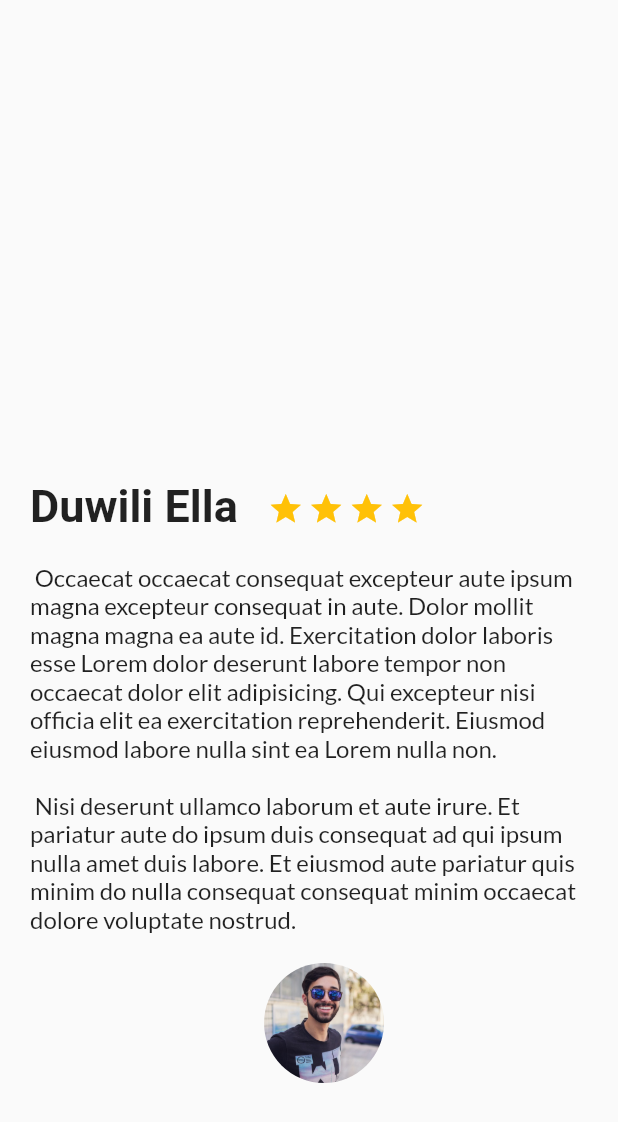
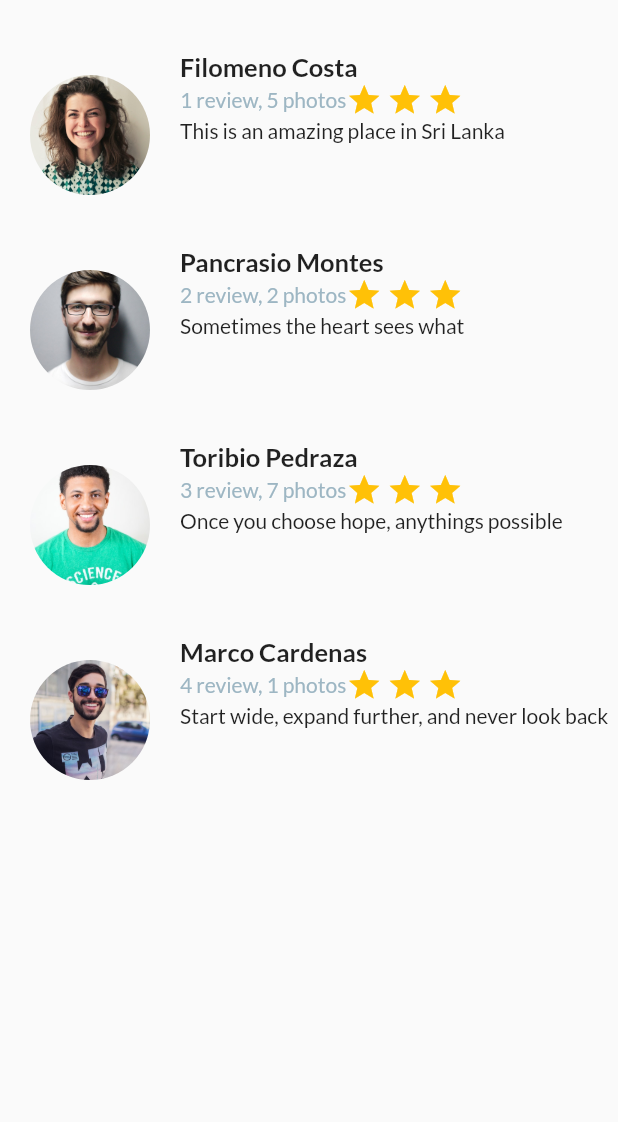
Before and after one commit to Vishue1892/appstar, a Flutter app: the screen it shows after launch, on a phone screen of 412 x 824 dp. Shown: the top 1122 px of the screen. Run offline on Flutter 3.47's test engine with Material 2 defaults, Android fonts, the phone set to English and light mode, and no system bars; our stand-ins replace google_fonts.

Commit message:
Commit de viajes

```diff
--- a/lib/main.dart
+++ b/lib/main.dart
@@ -1,18 +1,29 @@
 import 'package:flutter/material.dart';
 import 'package:viajes_app/screens/description_place_screen.dart';
+import 'package:viajes_app/screens/reviews.dart';
 
 void main() {
   runApp(const MainApp());
 }
 
 class MainApp extends StatelessWidget {
+  final namePlace = 'Duwili Ella';
+  final descriptionText =
+      ' Occaecat occaecat consequat excepteur aute ipsum magna excepteur consequat in aute. Dolor mollit magna magna ea aute id. Exercitation dolor laboris esse Lorem dolor deserunt labore tempor non occaecat dolor elit adipisicing. Qui excepteur nisi officia elit ea exercitation reprehenderit. Eiusmod eiusmod labore nulla sint ea Lorem nulla non.\n\n Nisi deserunt ullamco laborum et aute irure. Et pariatur aute do ipsum duis consequat ad qui ipsum nulla amet duis labore. Et eiusmod aute pariatur quis minim do nulla consequat consequat minim occaecat dolore voluptate nostrud.';
   const MainApp({super.key});
 
   @override
   Widget build(BuildContext context) {
     return const MaterialApp(
       debugShowCheckedModeBanner: false,
-      home: Scaffold(body: DescriptionPlaceScreen()),
+      home: Scaffold(
+        //    body: DescriptionPlaceScreen(
+        //   descriptionPlace: descriptionText,
+        //   namePlace: namePlace,
+        //   stars: 4,
+        // ),
+        body: Reviews(),
+      ),
     );
   }
 }
--- a/lib/screens/description_place_screen.dart
+++ b/lib/screens/description_place_screen.dart
@@ -4,7 +4,14 @@ import 'package:viajes_app/screens/review.dart';
 
 //staless
 class DescriptionPlaceScreen extends StatelessWidget {
-  const DescriptionPlaceScreen({super.key});
+  final String namePlace;
+  final String descriptionPlace;
+  final int stars;
+  const DescriptionPlaceScreen(
+      {super.key,
+      required this.namePlace,
+      required this.descriptionPlace,
+      required this.stars});
 
   @override
   Widget build(BuildContext context) {
@@ -12,8 +19,6 @@ class DescriptionPlaceScreen extends StatelessWidget {
       fontSize: 30.0,
       fontWeight: FontWeight.bold,
     );
-    const descriptionText =
-        ' Occaecat occaecat consequat excepteur aute ipsum magna excepteur consequat in aute. Dolor mollit magna magna ea aute id. Exercitation dolor laboris esse Lorem dolor deserunt labore tempor non occaecat dolor elit adipisicing. Qui excepteur nisi officia elit ea exercitation reprehenderit. Eiusmod eiusmod labore nulla sint ea Lorem nulla non.\n\n Nisi deserunt ullamco laborum et aute irure. Et pariatur aute do ipsum duis consequat ad qui ipsum nulla amet duis labore. Et eiusmod aute pariatur quis minim do nulla consequat consequat minim occaecat dolore voluptate nostrud.';
 
     final star = Container(
       margin: const EdgeInsets.only(
@@ -34,8 +39,8 @@ class DescriptionPlaceScreen extends StatelessWidget {
             left: 20.0,
             right: 20.0,
           ),
-          child: const Text(
-            "Duwili Ella",
+          child: Text(
+            namePlace,
             style: titleStyle,
             textAlign: TextAlign.left,
           ),
@@ -54,7 +59,7 @@ class DescriptionPlaceScreen extends StatelessWidget {
         right: 20.0,
       ),
       child: Text(
-        descriptionText,
+        descriptionPlace,
         style: GoogleFonts.lato(
           textStyle: const TextStyle(
             fontSize: 16,
@@ -67,7 +72,6 @@ class DescriptionPlaceScreen extends StatelessWidget {
       children: [
         titleAndStars,
         description,
-        const Review(),
       ],
     );
   }
--- a/lib/screens/review.dart
+++ b/lib/screens/review.dart
@@ -1,14 +1,24 @@
 import 'package:flutter/material.dart';
+import 'package:google_fonts/google_fonts.dart';
 
 class Review extends StatelessWidget {
-  final String pathProfile = 'assets/img/victor.jpg';
-  const Review({super.key});
+  final String pathProfile;
+  final String user;
+  final String details;
+  final String comments;
+
+  const Review(
+      {super.key,
+      required this.pathProfile,
+      required this.user,
+      required this.details,
+      required this.comments});
 
   @override
   Widget build(BuildContext context) {
     final profilePic = Container(
       margin: const EdgeInsets.only(
-        top: 20.0,
+        top: 50.0,
         left: 20.0,
       ),
       width: 80.0,
@@ -21,6 +31,79 @@ class Review extends StatelessWidget {
         ),
       ),
     );
-    return profilePic;
+
+    final userName = Container(
+      margin: const EdgeInsets.only(
+        left: 20.0,
+      ),
+      child: Text(
+        user,
+        textAlign: TextAlign.left,
+        style: GoogleFonts.lato(
+          fontSize: 17.0,
+          fontWeight: FontWeight.bold,
+        ),
+      ),
+    );
+
+    final star = Container(
+      margin: const EdgeInsets.only(
+        right: 3.0,
+      ),
+      child: const Icon(
+        Icons.star,
+        color: Colors.amber,
+      ),
+    );
+
+    final userInfo = Container(
+      margin: const EdgeInsets.only(
+        left: 20.0,
+      ),
+      child: Row(
+        children: [
+          Text(
+            details,
+            textAlign: TextAlign.left,
+            style: GoogleFonts.lato(
+                fontSize: 14.0,
+                color: const Color.fromARGB(255, 157, 182, 195)),
+          ),
+          star,
+          star,
+          star,
+        ],
+      ),
+    );
+
+    final userComments = Container(
+      margin: const EdgeInsets.only(
+        left: 20.0,
+      ),
+      child: Text(
+        comments,
+        textAlign: TextAlign.left,
+        style: GoogleFonts.lato(
+          fontSize: 14.0,
+        ),
+      ),
+    );
+
+    final userDetails = Column(
+      crossAxisAlignment: CrossAxisAlignment.start,
+      mainAxisAlignment: MainAxisAlignment.start,
+      children: [
+        userName,
+        userInfo,
+        userComments,
+      ],
+    );
+
+    return Row(
+      children: [
+        profilePic,
+        userDetails,
+      ],
+    );
   }
 }
--- /dev/null
+++ b/lib/screens/reviews.dart
@@ -0,0 +1,39 @@
+import 'package:flutter/material.dart';
+import 'package:viajes_app/screens/review.dart';
+
+class Reviews extends StatelessWidget {
+  const Reviews({super.key});
+
+  @override
+  Widget build(BuildContext context) {
+    return const Column(
+      crossAxisAlignment: CrossAxisAlignment.start,
+      children: [
+        Review(
+          pathProfile: 'assets/img/dani.jpg',
+          user: 'Filomeno Costa',
+          details: '1 review, 5 photos',
+          comments: 'This is an amazing place in Sri Lanka',
+        ),
+        Review(
+          pathProfile: 'assets/img/emma.jpg',
+          user: 'Pancrasio Montes',
+          details: '2 review, 2 photos',
+          comments: 'Sometimes the heart sees what',
+        ),
+        Review(
+          pathProfile: 'assets/img/matt.jpg',
+          user: 'Toribio Pedraza',
+          details: '3 review, 7 photos',
+          comments: 'Once you choose hope, anythings possible',
+        ),
+        Review(
+          pathProfile: 'assets/img/victor.jpg',
+          user: 'Marco Cardenas',
+          details: '4 review, 1 photos',
+          comments: 'Start wide, expand further, and never look back',
+        ),
+      ],
+    );
+  }
+}
--- a/pubspec.yaml
+++ b/pubspec.yaml
@@ -21,3 +21,6 @@ flutter:
 
   assets:
     - assets/img/victor.jpg
+    - assets/img/emma.jpg
+    - assets/img/dani.jpg
+    - assets/img/matt.jpg
```
Also changed, not shown: assets/img/dani.jpg (added), assets/img/emma.jpg (added), assets/img/matt.jpg (added).
